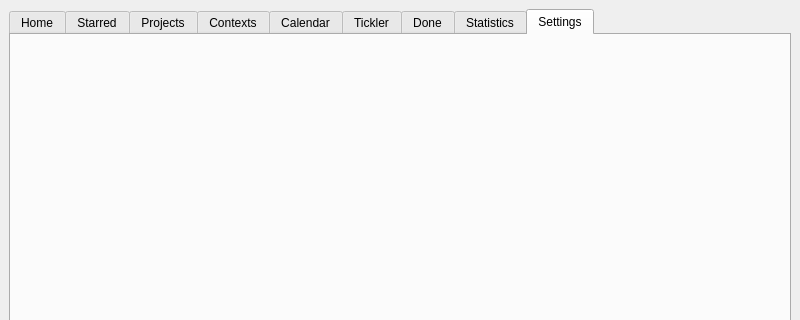
Above: src/tracks.ui from SteveG/tracks-queue before the change; both pictures show x 0 to 800 and y 0 to 320 of the 800 by 600 pixel window. Below: the same form after it.
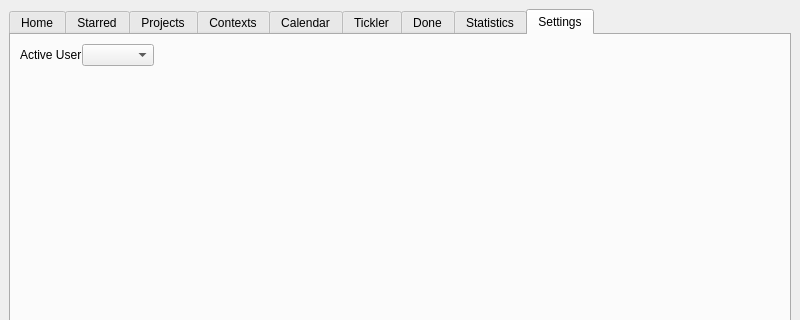
That is the form after the change. The open tabs and pages were chosen to show the change.

Commit message: added ability to use multiple users

```diff
--- a/src/tracks.ui
+++ b/src/tracks.ui
@@ -592,6 +592,51 @@
        <attribute name="title">
         <string>Settings</string>
        </attribute>
+       <layout class="QVBoxLayout" name="verticalLayout_7">
+        <item>
+         <layout class="QHBoxLayout" name="horizontalLayout_14">
+          <property name="spacing">
+           <number>0</number>
+          </property>
+          <item>
+           <widget class="QLabel" name="label">
+            <property name="text">
+             <string>Active User</string>
+            </property>
+           </widget>
+          </item>
+          <item>
+           <widget class="QComboBox" name="settingsUserSelectBox"/>
+          </item>
+          <item>
+           <spacer name="horizontalSpacer">
+            <property name="orientation">
+             <enum>Qt::Horizontal</enum>
+            </property>
+            <property name="sizeHint" stdset="0">
+             <size>
+              <width>40</width>
+              <height>20</height>
+             </size>
+            </property>
+           </spacer>
+          </item>
+         </layout>
+        </item>
+        <item>
+         <spacer name="verticalSpacer">
+          <property name="orientation">
+           <enum>Qt::Vertical</enum>
+          </property>
+          <property name="sizeHint" stdset="0">
+           <size>
+            <width>20</width>
+            <height>500</height>
+           </size>
+          </property>
+         </spacer>
+        </item>
+       </layout>
       </widget>
      </widget>
     </item>
```
Left out of the diff: 8 changed lines with no effect on the pictures. The commit also changes 5 other files.
